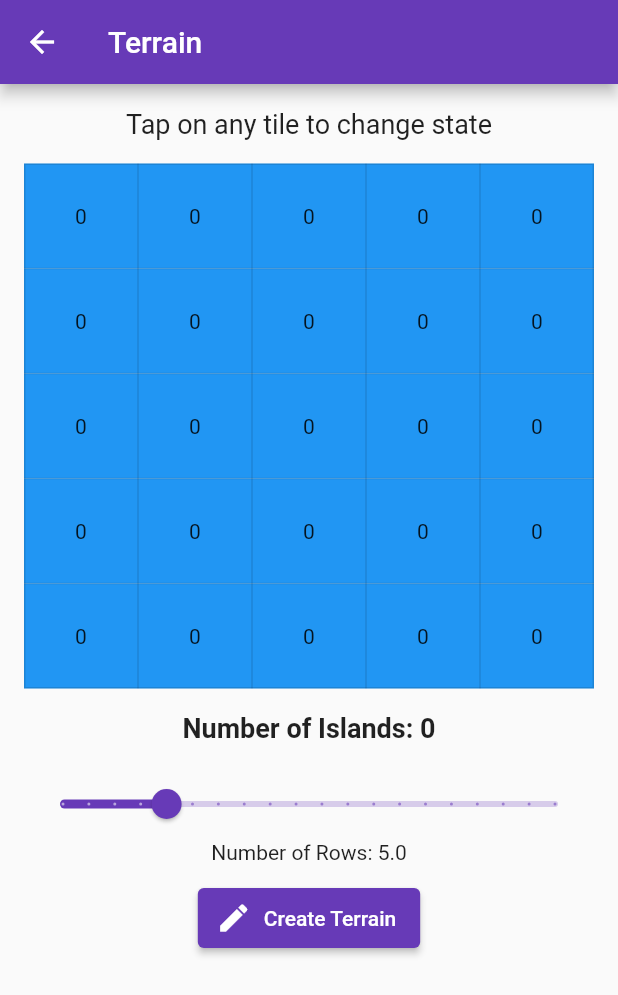
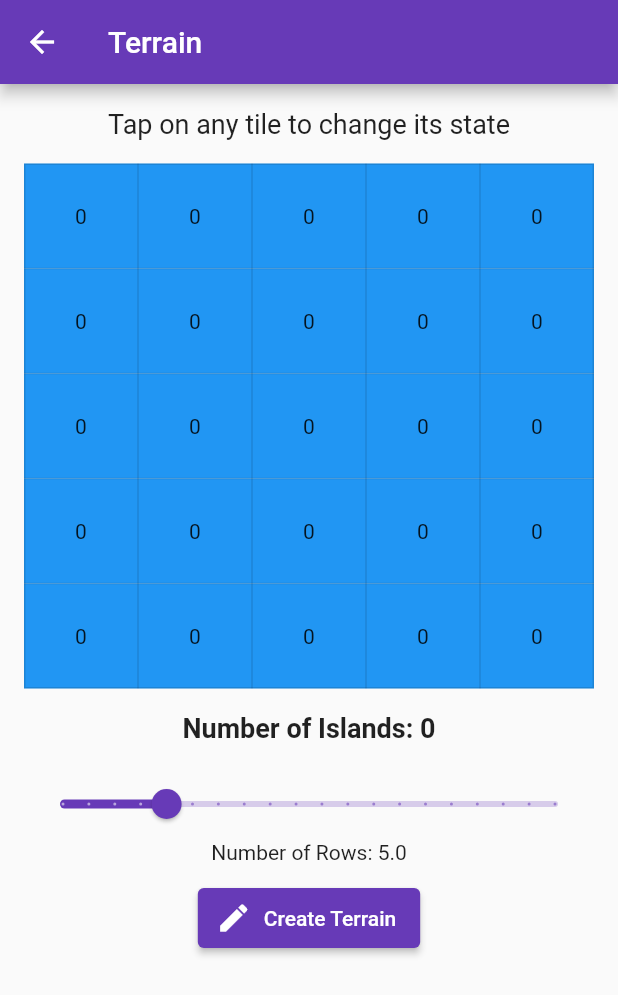
Before and after one commit to hotakutsuki/AstronautsTechChallenge, a Flutter app: the TerrainPage screen opened directly, on a phone screen of 412 x 824 dp. Shown: the top 995 px of the screen. Run offline on Flutter 3.47's test engine with Material 2 defaults, Android fonts, the phone set to English and light mode, and no system bars; network calls fail.

Commit message:
improved UX and cleaner code

```diff
--- a/lib/screens/terrain.dart
+++ b/lib/screens/terrain.dart
@@ -1,5 +1,4 @@
 import 'package:flutter/material.dart';
-import 'package:flutter/cupertino.dart';
 import '../utils/utils.dart';
 
 class TerrainPage extends StatefulWidget {
@@ -69,8 +68,8 @@ class _MyTerrainPage extends State<TerrainPage> {
             padding: const EdgeInsets.all(16),
             child: Column(
               children: [
-                Center(
-                    child: const Text('Tap on any tile to change state',
+                const Center(
+                    child: Text('Tap on any tile to change its state',
                         style: TextStyle(fontSize: 18))),
                 const Divider(
                   color: Colors.transparent,
@@ -111,7 +110,7 @@ class _MyTerrainPage extends State<TerrainPage> {
                     onPressed: () => setState(() {
                       createMatrix();
                     }),
-                    label: Text(
+                    label: const Text(
                       'Create Terrain',
                     ),
                     icon: Icon(Icons.create),
```
Also changed, not shown: lib/screens/design.dart (+21 -17 lines).
